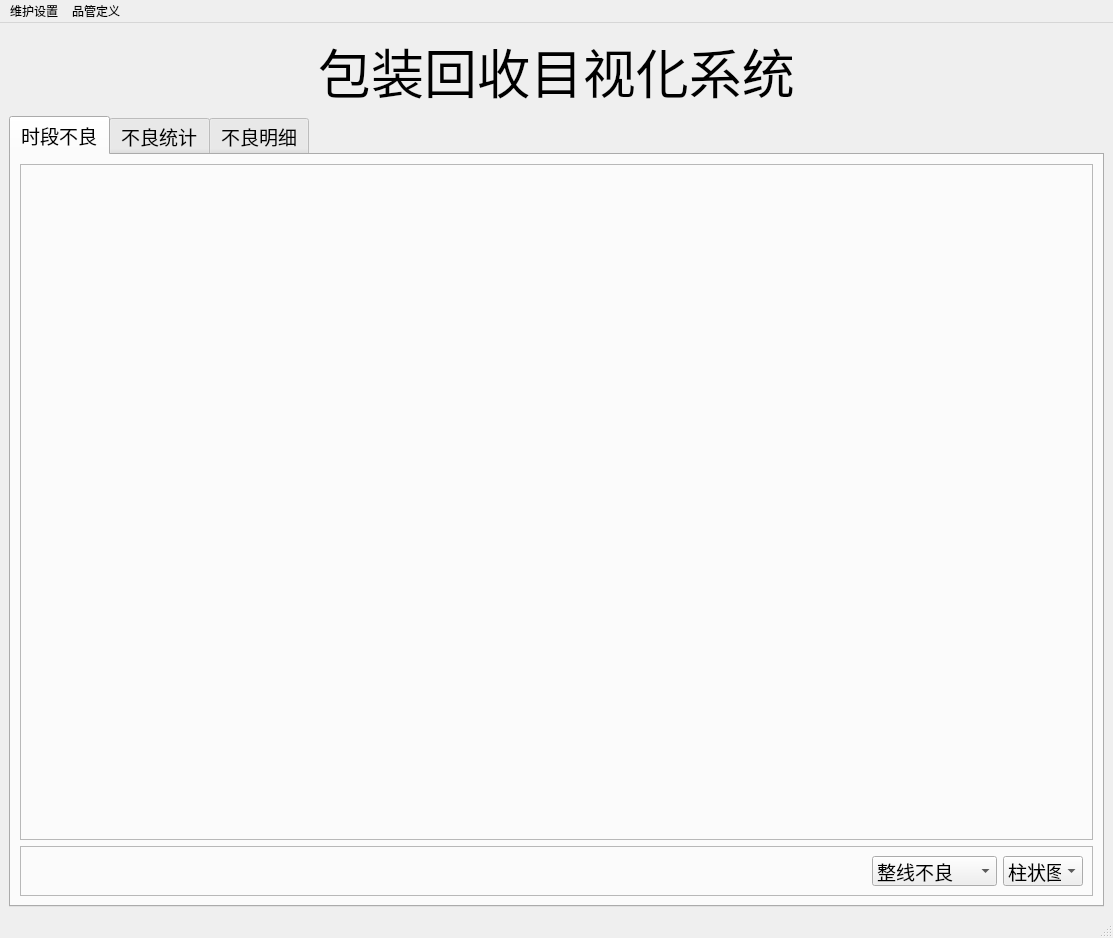
Above: qt5_proj/mainForm.ui from clang2you/packing_defective before the change. Below: the same form after it.
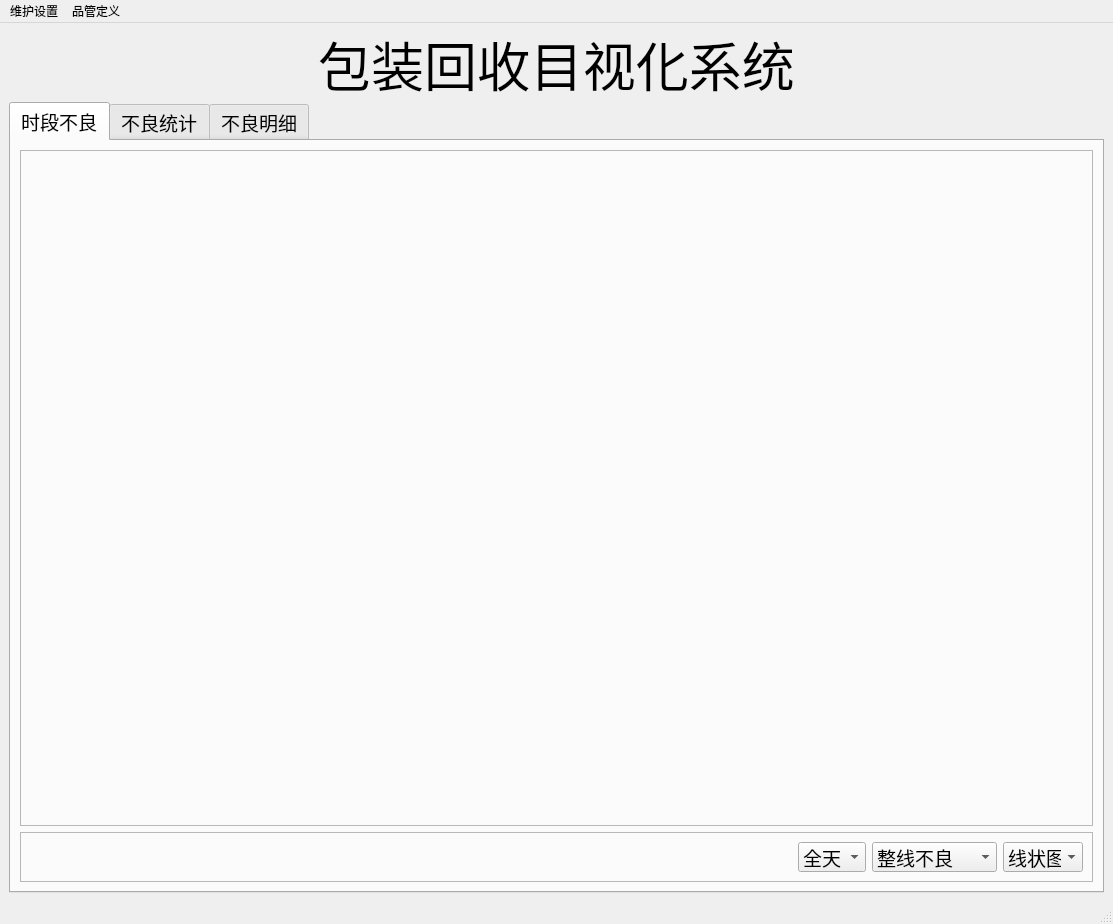
That is the form after the change.

```diff
--- a/qt5_proj/mainForm.ui
+++ b/qt5_proj/mainForm.ui
@@ -17,6 +17,18 @@
    <layout class="QVBoxLayout" name="verticalLayout">
     <item>
      <widget class="QLabel" name="label_10">
+      <property name="minimumSize">
+       <size>
+        <width>0</width>
+        <height>60</height>
+       </size>
+      </property>
+      <property name="maximumSize">
+       <size>
+        <width>16777215</width>
+        <height>16777215</height>
+       </size>
+      </property>
       <property name="font">
        <font>
         <family>微软雅黑</family>
@@ -104,6 +116,37 @@
              </property>
             </spacer>
            </item>
+           <item>
+            <widget class="QComboBox" name="comboBox_3">
+             <property name="minimumSize">
+              <size>
+               <width>0</width>
+               <height>30</height>
+              </size>
+             </property>
+             <property name="maximumSize">
+              <size>
+               <width>16777215</width>
+               <height>30</height>
+              </size>
+             </property>
+             <item>
+              <property name="text">
+               <string>全天</string>
+              </property>
+             </item>
+             <item>
+              <property name="text">
+               <string>上午</string>
+              </property>
+             </item>
+             <item>
+              <property name="text">
+               <string>下午</string>
+              </property>
+             </item>
+            </widget>
+           </item>
            <item>
             <widget class="QComboBox" name="comboBox_2">
              <property name="minimumSize">
@@ -154,11 +197,6 @@
                <height>30</height>
               </size>
              </property>
-             <item>
-              <property name="text">
-               <string>柱状图</string>
-              </property>
-             </item>
              <item>
               <property name="text">
                <string>线状图</string>
```
Left out of the diff: 5 changed lines with no effect on the pictures.
